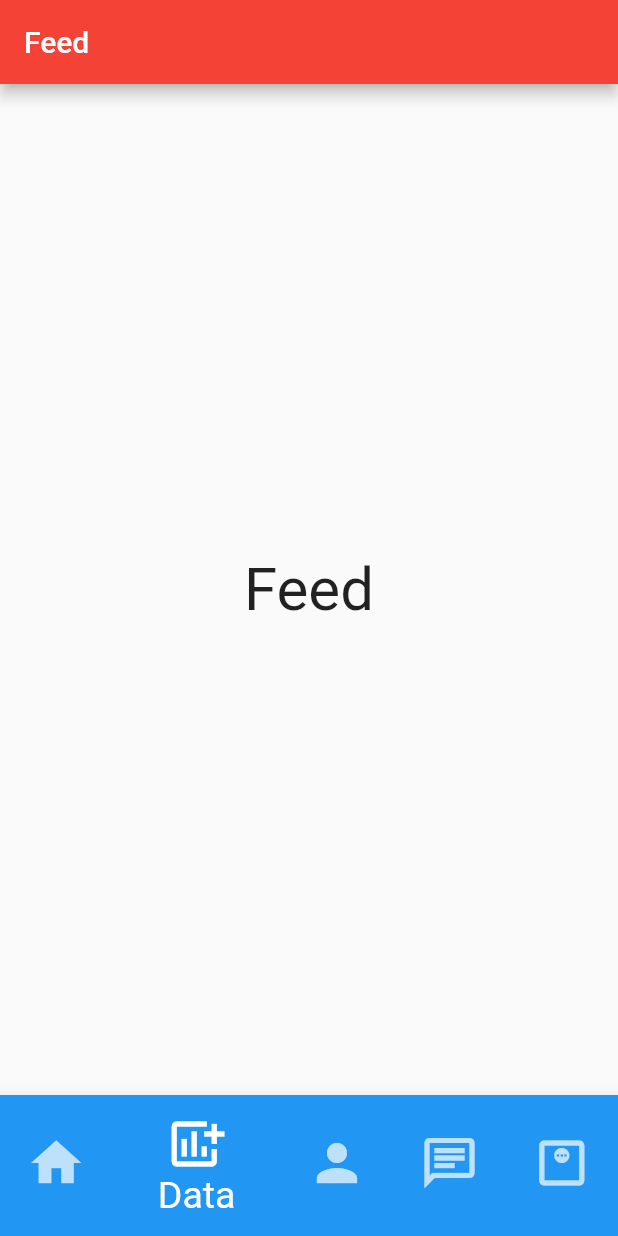
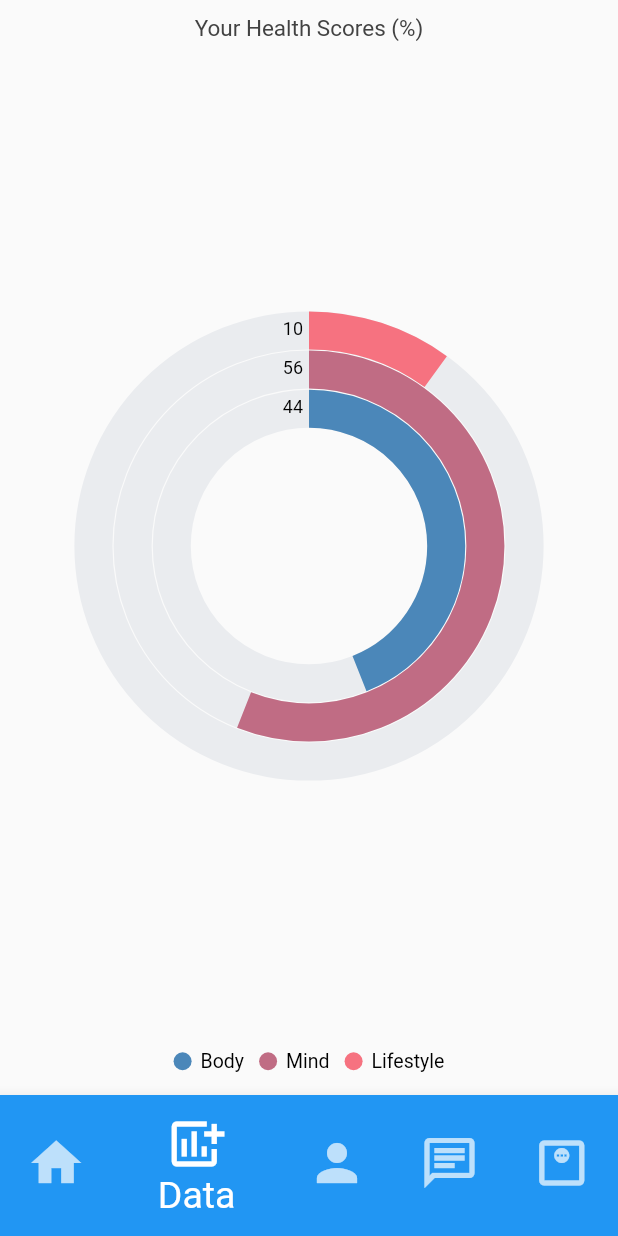
Before and after one commit to c-mongan/Qualife, a Flutter app: the HomeScreen screen opened directly, item 2 of the bottom bar chosen, on a phone screen of 412 x 824 dp. Run offline on Flutter 3.47's test engine with Material 2 defaults, Android fonts, the phone set to English and light mode, and no system bars; our stand-ins replace cloud_firestore, firebase_auth, firebase_core, fluttertoast, font_awesome_flutter, syncfusion_flutter_charts; accounts and stored records are empty.

Commit message:
Added Pie Chart

```diff
--- a/flutter_login_register/lib/bmi/main_screen.dart
+++ b/flutter_login_register/lib/bmi/main_screen.dart
@@ -272,11 +272,11 @@ class _MainScreenState extends State<MainScreen> {
                     context: context,
                     builder: (BuildContext context) {
                       return Dialog(
-                        backgroundColor: inActiveColor,
+                        backgroundColor: activeColor,
                         shape: RoundedRectangleBorder(
                             borderRadius: BorderRadius.circular(20.0)),
                         child: Container(
-                          color: inActiveColor,
+                          color: activeColor,
                           height: 150,
                           margin: EdgeInsets.all(10.0),
                           child: Column(
--- /dev/null
+++ b/flutter_login_register/lib/screens/data.dart
@@ -0,0 +1,54 @@
+import 'package:flutter/material.dart';
+import 'package:syncfusion_flutter_charts/charts.dart';
+
+class Data extends StatefulWidget {
+  const Data({Key? key}) : super(key: key);
+
+  @override
+  _DataState createState() => _DataState();
+}
+
+class _DataState extends State<Data> {
+  late List<HealthScore> chartData;
+  @override
+  void initState() {
+    chartData = getChartData(); //Chart Data Initialised
+    super.initState();
+  }
+
+  @override
+  Widget build(BuildContext context) {
+    return SafeArea(
+        child: Scaffold(
+            body: SfCircularChart(
+      title: ChartTitle(text: 'Your Health Scores (%)'),
+      legend:
+          Legend(isVisible: true, overflowMode: LegendItemOverflowMode.wrap),
+      series: <CircularSeries>[
+        RadialBarSeries<HealthScore, String>(
+            dataSource: chartData,
+            xValueMapper: (HealthScore data, _) => data.type,
+            yValueMapper: (HealthScore data, _) => data.score,
+            dataLabelSettings: DataLabelSettings(isVisible: true),
+            enableTooltip: true,
+            maximumValue: 100)
+      ],
+    )));
+  }
+}
+
+List<HealthScore> getChartData() {
+  final List<HealthScore> chartData = [
+    HealthScore('Body', 44),
+    HealthScore('Mind', 56),
+    HealthScore('Lifestyle', 10),
+  ];
+  return chartData;
+}
+
+class HealthScore {
+  String type;
+  int score;
+
+  HealthScore(this.type, this.score);
+}
--- a/flutter_login_register/lib/screens/feed_page.dart
+++ /dev/null
@@ -1,11 +0,0 @@
-import 'package:flutter/material.dart';
-
-class FeedPage extends StatelessWidget {
-  @override
-  Widget build(BuildContext context) => Scaffold(
-    appBar: AppBar(
-      title: Text('Feed'),
-    ),
-        body: Center(child: Text('Feed', style: TextStyle(fontSize: 40))),
-      );
-}
--- a/flutter_login_register/lib/screens/home_screen.dart
+++ b/flutter_login_register/lib/screens/landpage.dart
@@ -7,8 +7,8 @@ import 'package:flutter_login_register/screens/login_screen.dart';
 import 'package:fluttertoast/fluttertoast.dart';
 import 'package:flutter_login_register/screens/profile_page.dart';
 import 'package:flutter_login_register/screens/home_page.dart';
-import 'package:flutter_login_register/screens/feed_page.dart';
-import 'package:flutter_login_register/screens/chat_page.dart';
+import 'package:flutter_login_register/screens/data.dart';
+import 'package:flutter_login_register/screens/profile.dart';
 
 class HomeScreen extends StatefulWidget {
   const HomeScreen({Key? key}) : super(key: key);
@@ -26,9 +26,9 @@ class _HomeScreenState extends State<HomeScreen> {
 
   final screens = [
     HomePage(),
-    FeedPage(),
-    ChatPage(),
-    ProfilePage(),
+    Data(),
+    Profile(),
+    Chat(),
     MainScreen(),
   ];
 
@@ -147,7 +147,7 @@ class _HomeScreenState extends State<HomeScreen> {
           ),
           BottomNavigationBarItem(
             icon: Icon(Icons.person),
-            label: 'Chat',
+            label: 'Profile',
             backgroundColor: Colors.red,
           ),
           BottomNavigationBarItem(
--- a/flutter_login_register/lib/screens/login_screen.dart
+++ b/flutter_login_register/lib/screens/login_screen.dart
@@ -1,6 +1,6 @@
 import 'package:firebase_auth/firebase_auth.dart';
 import 'package:flutter/material.dart';
-import 'package:flutter_login_register/screens/home_screen.dart';
+import 'package:flutter_login_register/screens/landpage.dart';
 import 'package:flutter_login_register/screens/register_screen.dart';
 import 'package:fluttertoast/fluttertoast.dart';
 
--- a/flutter_login_register/lib/screens/register_screen.dart
+++ b/flutter_login_register/lib/screens/register_screen.dart
@@ -2,7 +2,7 @@ import 'package:cloud_firestore/cloud_firestore.dart';
 import 'package:firebase_auth/firebase_auth.dart';
 import 'package:flutter/material.dart';
 import 'package:flutter_login_register/model/user_model.dart';
-import 'package:flutter_login_register/screens/home_screen.dart';
+import 'package:flutter_login_register/screens/landpage.dart';
 import 'package:fluttertoast/fluttertoast.dart';
 
 class RegistrationScreen extends StatefulWidget {
--- a/flutter_login_register/pubspec.yaml
+++ b/flutter_login_register/pubspec.yaml
@@ -36,6 +36,8 @@ dependencies:
   fluttertoast: ^8.0.8
   fl_chart: #Package used for Data Visualisation
   font_awesome_flutter: ^9.2.0
+  charts_flutter: ^0.12.0
+  syncfusion_flutter_charts: ^19.3.53
 
 dev_dependencies:
   flutter_lints: ^1.0.0
```
Also changed, not shown: flutter_login_register/lib/screens/chat_page.dart (deleted, +0 -11 lines), flutter_login_register/lib/screens/home_page.dart (+9 -4 lines), flutter_login_register/lib/screens/profile.dart (added, +11 -0 lines), flutter_login_register/lib/screens/profile_page.dart (+5 -5 lines), flutter_login_register/pubspec.lock.
